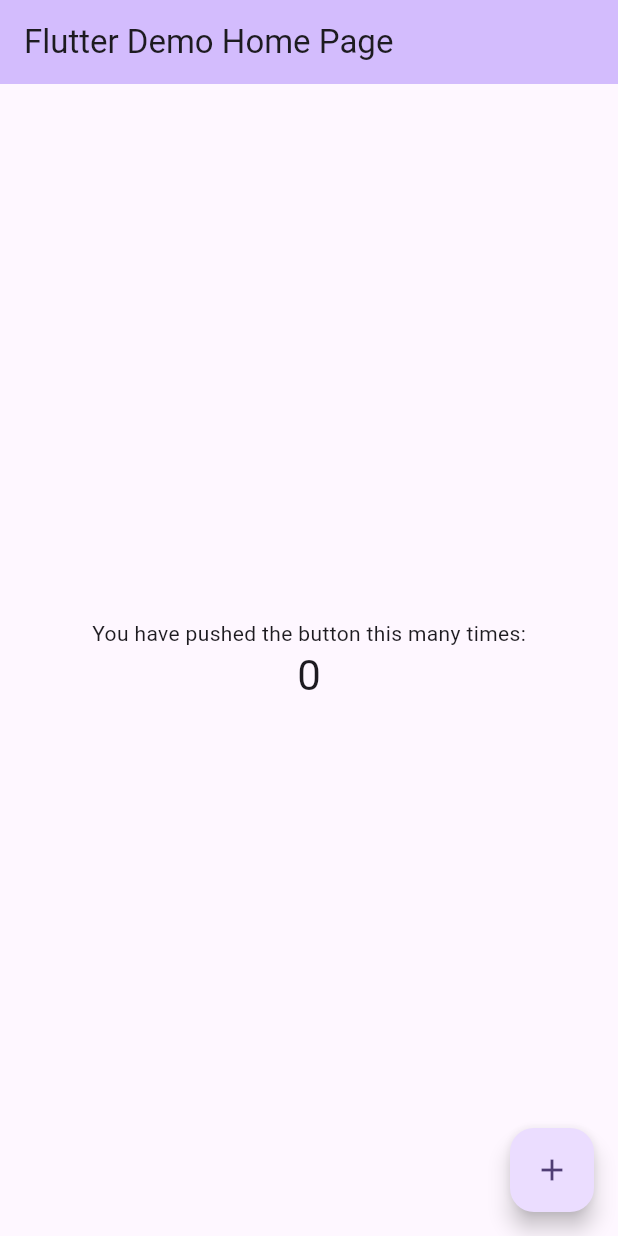
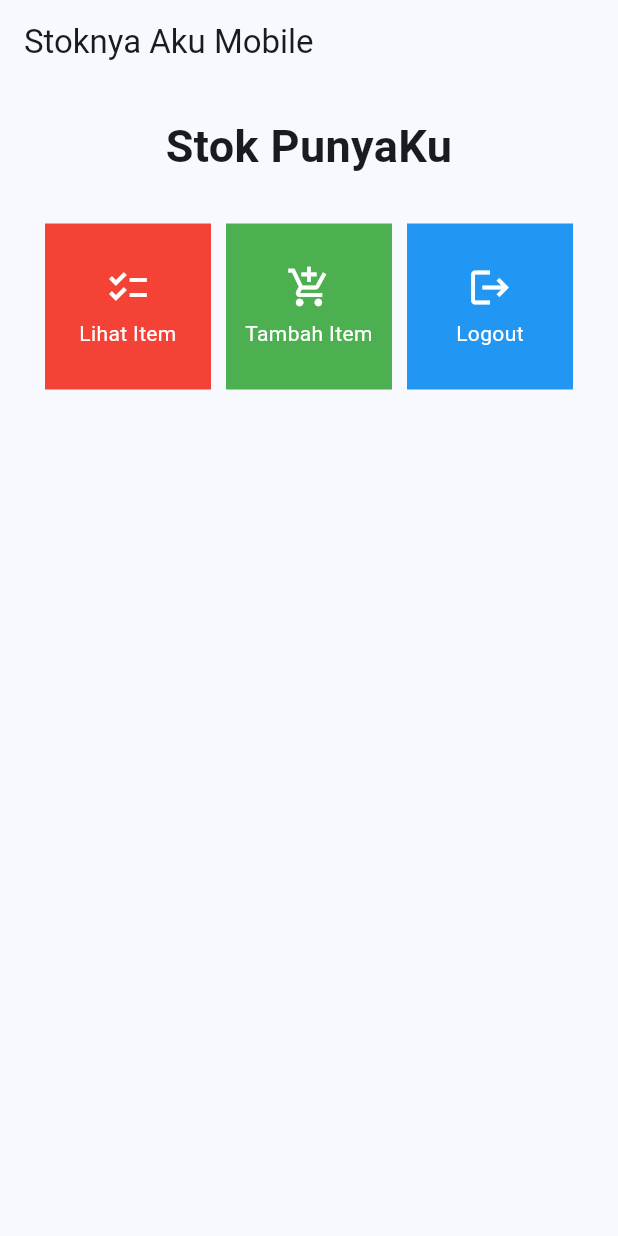
Before and after one commit to Khalishana/mytoko_stok, a Flutter app: the screen it shows after launch, on a phone screen of 412 x 824 dp. Run offline on Flutter 3.47's test engine with Material 2 defaults, Android fonts, the phone set to English and light mode, and no system bars.

Commit message:
Tugas 7 Selesai

```diff
--- a/lib/main.dart
+++ b/lib/main.dart
@@ -1,4 +1,5 @@
 import 'package:flutter/material.dart';
+import 'package:mytoko_stok/toko.dart';
 
 void main() {
   runApp(const MyApp());
@@ -28,98 +29,10 @@
         //
         // This works for code too, not just values: Most code changes can be
         // tested with just a hot reload.
-        colorScheme: ColorScheme.fromSeed(seedColor: Colors.deepPurple),
+        colorScheme: ColorScheme.fromSeed(seedColor: Colors.lightBlue),
         useMaterial3: true,
       ),
-      home: const MyHomePage(title: 'Flutter Demo Home Page'),
+      home: MyHomePage(), //ubah jadi stateless
     );
   }
 }
-
-class MyHomePage extends StatefulWidget {
-  const MyHomePage({super.key, required this.title});
-
-  // This widget is the home page of your application. It is stateful, meaning
-  // that it has a State object (defined below) that contains fields that affect
-  // how it looks.
-
-  // This class is the configuration for the state. It holds the values (in this
-  // case the title) provided by the parent (in this case the App widget) and
-  // used by the build method of the State. Fields in a Widget subclass are
-  // always marked "final".
-
-  final String title;
-
-  @override
-  State<MyHomePage> createState() => _MyHomePageState();
-}
-
-class _MyHomePageState extends State<MyHomePage> {
-  int _counter = 0;
-
-  void _incrementCounter() {
-    setState(() {
-      // This call to setState tells the Flutter framework that something has
-      // changed in this State, which causes it to rerun the build method below
-      // so that the display can reflect the updated values. If we changed
-      // _counter without calling setState(), then the build method would not be
-      // called again, and so nothing would appear to happen.
-      _counter++;
-    });
-  }
-
-  @override
-  Widget build(BuildContext context) {
-    // This method is rerun every time setState is called, for instance as done
-    // by the _incrementCounter method above.
-    //
-    // The Flutter framework has been optimized to make rerunning build methods
-    // fast, so that you can just rebuild anything that needs updating rather
-    // than having to individually change instances of widgets.
-    return Scaffold(
-      appBar: AppBar(
-        // TRY THIS: Try changing the color here to a specific color (to
-        // Colors.amber, perhaps?) and trigger a hot reload to see the AppBar
-        // change color while the other colors stay the same.
-        backgroundColor: Theme.of(context).colorScheme.inversePrimary,
-        // Here we take the value from the MyHomePage object that was created by
-        // the App.build method, and use it to set our appbar title.
-        title: Text(widget.title),
-      ),
-      body: Center(
-        // Center is a layout widget. It takes a single child and positions it
-        // in the middle of the parent.
-        child: Column(
-          // Column is also a layout widget. It takes a list of children and
-          // arranges them vertically. By default, it sizes itself to fit its
-          // children horizontally, and tries to be as tall as its parent.
-          //
-          // Column has various properties to control how it sizes itself and
-          // how it positions its children. Here we use mainAxisAlignment to
-          // center the children vertically; the main axis here is the vertical
-          // axis because Columns are vertical (the cross axis would be
-          // horizontal).
-          //
-          // TRY THIS: Invoke "debug painting" (choose the "Toggle Debug Paint"
-          // action in the IDE, or press "p" in the console), to see the
-          // wireframe for each widget.
-          mainAxisAlignment: MainAxisAlignment.center,
-          children: <Widget>[
-            const Text(
-              'You have pushed the button this many times:',
-            ),
-            Text(
-              '$_counter',
-              style: Theme.of(context).textTheme.headlineMedium,
-            ),
-          ],
-        ),
-      ),
-      floatingActionButton: FloatingActionButton(
-        onPressed: _incrementCounter,
-        tooltip: 'Increment',
-        child: const Icon(Icons.add),
-      ), // This trailing comma makes auto-formatting nicer for build methods.
-    );
-  }
-}
--- /dev/null
+++ b/lib/toko.dart
@@ -0,0 +1,122 @@
+import 'package:flutter/material.dart';
+
+class MyHomePage extends StatelessWidget {
+  MyHomePage({Key? key}) : super(key: key);
+
+  final List<ShopItem> items = [
+    ShopItem("Lihat Item", Icons.checklist, Colors.red),
+    ShopItem("Tambah Item", Icons.add_shopping_cart, Colors.green),
+    ShopItem("Logout", Icons.logout, Colors.blue),
+];
+
+  // This widget is the home page of your application. It is stateful, meaning
+  // that it has a State object (defined below) that contains fields that affect
+  // how it looks.
+
+  // This class is the configuration for the state. It holds the values (in this
+  // case the title) provided by the parent (in this case the App widget) and
+  // used by the build method of the State. Fields in a Widget subclass are
+  // always marked "final".
+
+  @override
+    Widget build(BuildContext context) {
+        return Scaffold(
+      appBar: AppBar(
+        title: const Text(
+          'Stoknya Aku Mobile',
+        ),
+      ),
+      body: SingleChildScrollView(
+        // Widget wrapper yang dapat discroll
+        child: Padding(
+          padding: const EdgeInsets.all(10.0), // Set padding dari halaman
+          child: Column(
+            // Widget untuk menampilkan children secara vertikal
+            children: <Widget>[
+              const Padding(
+                padding: EdgeInsets.only(top: 10.0, bottom: 10.0),
+                // Widget Text untuk menampilkan tulisan dengan alignment center dan style yang sesuai
+                child: Text(
+                  'Stok PunyaKu', // Text yang menandakan toko
+                  textAlign: TextAlign.center,
+                  style: TextStyle(
+                    fontSize: 30,
+                    fontWeight: FontWeight.bold,
+                  ),
+                ),
+              ),
+              // Grid layout
+              GridView.count(
+                // Container pada card kita.
+                primary: true,
+                padding: const EdgeInsets.all(20),
+                crossAxisSpacing: 10,
+                mainAxisSpacing: 10,
+                crossAxisCount: 3,
+                shrinkWrap: true,
+                children: items.map((ShopItem item) {
+                  // Iterasi untuk setiap item
+                  return ShopCard(item, item.color);
+                }).toList(),
+              ),
+            ],
+          ),
+        ),
+      ),
+    );
+    }
+}
+
+class ShopCard extends StatelessWidget {
+  final ShopItem item;
+  final Color color;
+
+  const ShopCard(this.item, this.color, {super.key});
+
+  @override
+  Widget build(BuildContext context) {
+    return Material(
+      color: color, //atur warna setiap card
+      child: InkWell(
+        // Area responsive terhadap sentuhan
+        onTap: () {
+          // Memunculkan SnackBar ketika diklik
+          ScaffoldMessenger.of(context)
+            ..hideCurrentSnackBar()
+            ..showSnackBar(SnackBar(
+                content: Text("Kamu telah menekan tombol ${item.name}!")));
+        },
+        child: Container(
+          // Container untuk menyimpan Icon dan Text
+          padding: const EdgeInsets.all(8),
+          child: Center(
+            child: Column(
+              mainAxisAlignment: MainAxisAlignment.center,
+              children: [
+                Icon(
+                  item.icon,
+                  color: Colors.white,
+                  size: 30.0,
+                ),
+                const Padding(padding: EdgeInsets.all(3)),
+                Text(
+                  item.name,
+                  textAlign: TextAlign.center,
+                  style: const TextStyle(color: Colors.white),
+                ),
+              ],
+            ),
+          ),
+        ),
+      ),
+    );
+  }
+}
+
+class ShopItem {
+  final String name;
+  final IconData icon;
+  final Color color;
+
+  ShopItem(this.name, this.icon, this.color);
+}
```
Also changed, not shown: 1 other file.
